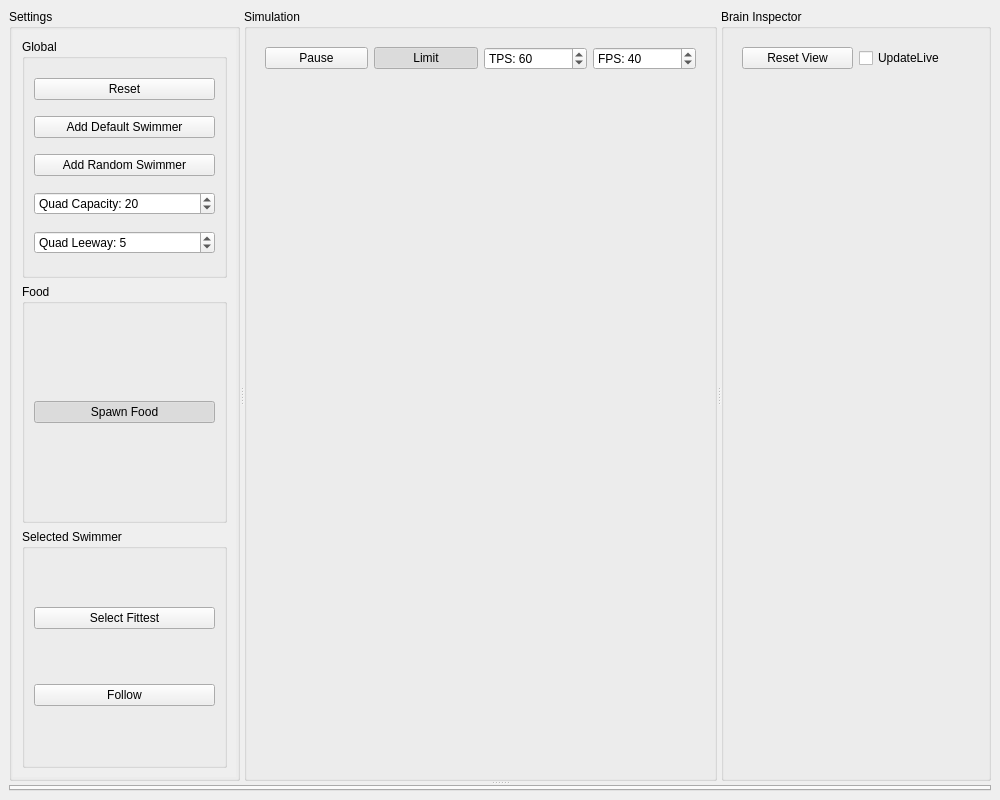
This is MainWindow.ui in mikepyne/Trilobytes as Qt 5 draws it before an edit. The edited form follows.
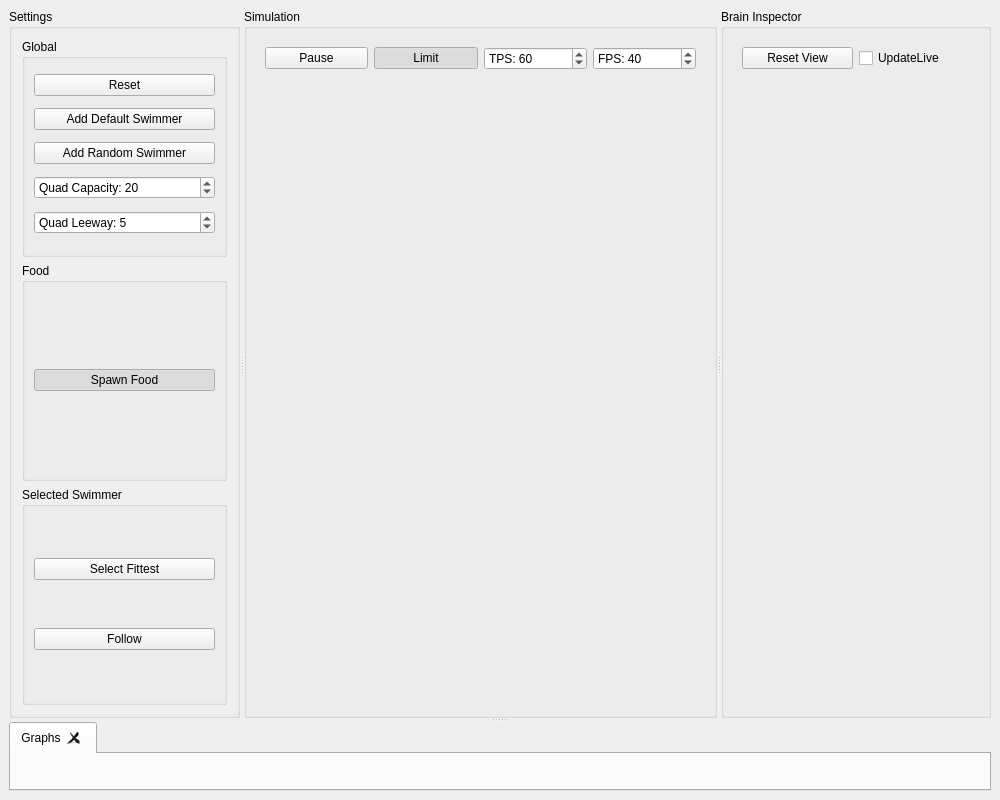
This is the edited form. Custom widgets are drawn as their Qt base class.

Commit message: Graph improvements -Fixed bug where Universe wouldn't update nicely when paused or at low frame-rates -Graphs no longer collect infinite data points, but start rolling after collecting a specified number -Updated the task system to use RAII handles, so that they are automatically discarded once no handles remain -Added settings for each graph -Added a Tab for creating graphs, and made graphs closable -Made plot axes ranges overridable

```diff
--- a/MainWindow.ui
+++ b/MainWindow.ui
@@ -82,7 +82,7 @@
                  <x>0</x>
                  <y>0</y>
                  <width>216</width>
-                 <height>709</height>
+                 <height>675</height>
                 </rect>
                </property>
                <layout class="QVBoxLayout" name="verticalLayout_5">
@@ -318,8 +318,13 @@
         <bool>false</bool>
        </property>
        <property name="tabsClosable">
-        <bool>false</bool>
+        <bool>true</bool>
        </property>
+       <widget class="QWidget" name="graphCreationTab">
+        <attribute name="title">
+         <string>Graphs</string>
+        </attribute>
+       </widget>
       </widget>
      </widget>
     </item>
```
The commit also changes 12 other files.
